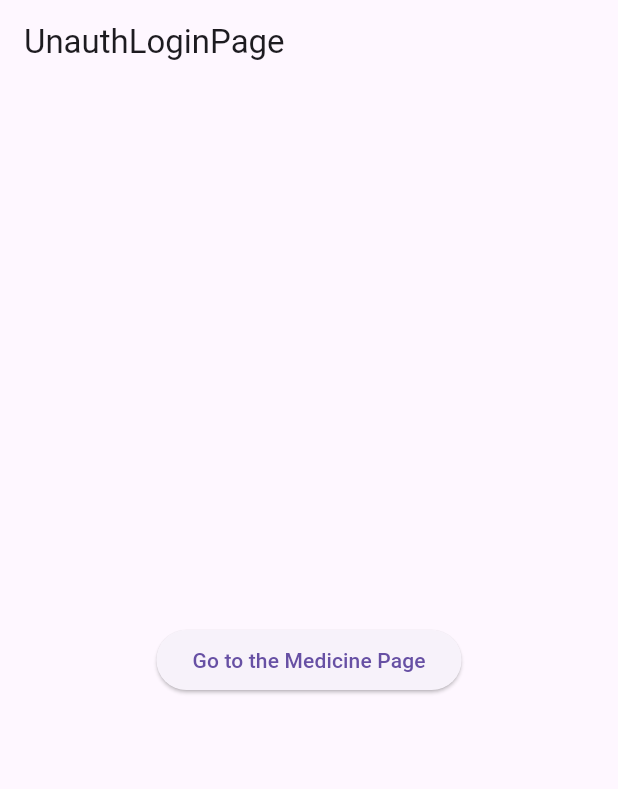
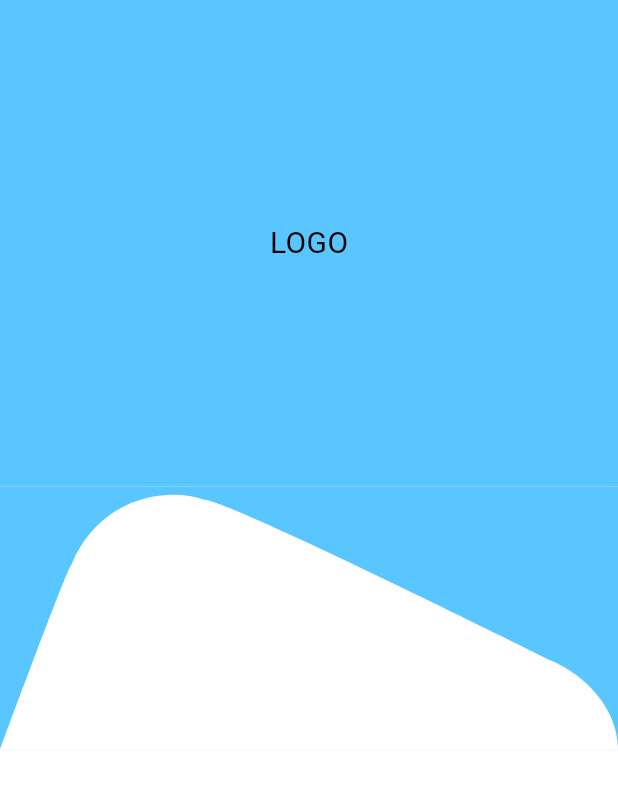
Before and after one commit to Alan-Roza/tcc-medicine-management, a Flutter app: the screen it shows after launch, on a phone screen of 412 x 824 dp. Shown: the top 789 px of the screen. Run offline on Flutter 3.47's test engine with Material 3 defaults, Android fonts, the phone set to English and light mode, and no system bars; our stand-ins replace flutter_mobx, go_router, mobx; generated files the repository leaves out were written again.

Commit message:
feat: add bottom sheet clip

```diff
--- a/lib/app/modules/unauth/presentation/pages/unauth_login_page.dart
+++ b/lib/app/modules/unauth/presentation/pages/unauth_login_page.dart
@@ -1,19 +1,82 @@
 import 'package:flutter/material.dart';
-import 'package:go_router/go_router.dart';
 
 class UnauthLoginPage extends StatelessWidget {
   const UnauthLoginPage({super.key});
 
   @override
   Widget build(BuildContext context) {
+    double width = MediaQuery.of(context).size.width;
+    double height = MediaQuery.of(context).size.height;
+
     return Scaffold(
-      appBar: AppBar(title: const Text('UnauthLoginPage')),
-      body: Center(
-        child: ElevatedButton(
-          onPressed: () => context.go('/medicine-stock-list'),
-          child: const Text('Go to the Medicine Page'),
-        ),
+      body: Column(
+        children: [
+          Expanded(
+            child: Container(
+              color: const Color(0xFF5AC6FF),
+              child: const Center(
+                child: Text(
+                  'LOGO',
+                  style: TextStyle(
+                    color: Color.fromARGB(255, 0, 0, 0),
+                    fontSize: 20,
+                  ),
+                ),
+              ),
+            ),
+          ),
+          Container(
+            color: const Color(0xFF5AC6FF),
+            child: CustomPaint(
+              size: Size(
+                  width,
+                  height/4.7
+                      .toDouble()),
+              painter: MyPainter(),
+            ),
+          ),
+          Expanded(
+            child: Container(
+              color: Colors.white,
+              child: const Center(
+                child: Text(
+                  'Clip Path Example',
+                  style: TextStyle(
+                    color: Colors.white,
+                    fontSize: 20,
+                  ),
+                ),
+              ),
+            ),
+          ),
+        ],
       ),
     );
   }
 }
+
+  class MyPainter extends CustomPainter {
+    @override
+    void paint(Canvas canvas, Size size) {
+      Paint paint = Paint();
+      Path path = Path();
+
+
+      paint.color = Colors.white;
+      path = Path();
+      path.lineTo(0, size.height);
+      path.cubicTo(0, size.height, 0, size.height, 0, size.height);
+      path.cubicTo(0, size.height, size.width * 0.11, size.height * 0.3, size.width * 0.115, size.height * 0.3);
+      path.cubicTo(size.width * 0.16, size.height * 0.04, size.width * 0.27, -0.07, size.width * 0.33, size.height * 0.05);
+      path.cubicTo(size.width * 0.37, size.height * 0.05, size.width * 0.89, size.height * 0.66, size.width * 0.89, size.height * 0.66);
+      path.cubicTo(size.width * 0.95, size.height * 0.72, size.width, size.height * 0.85, size.width, size.height);
+      path.cubicTo(size.width, size.height, 0, size.height, 0, size.height);
+      path.cubicTo(0, size.height, 0, size.height, 0, size.height);
+      canvas.drawPath(path, paint);
+    }
+
+    @override
+    bool shouldRepaint(CustomPainter oldDelegate) {
+      return true;
+    }
+  }
```
